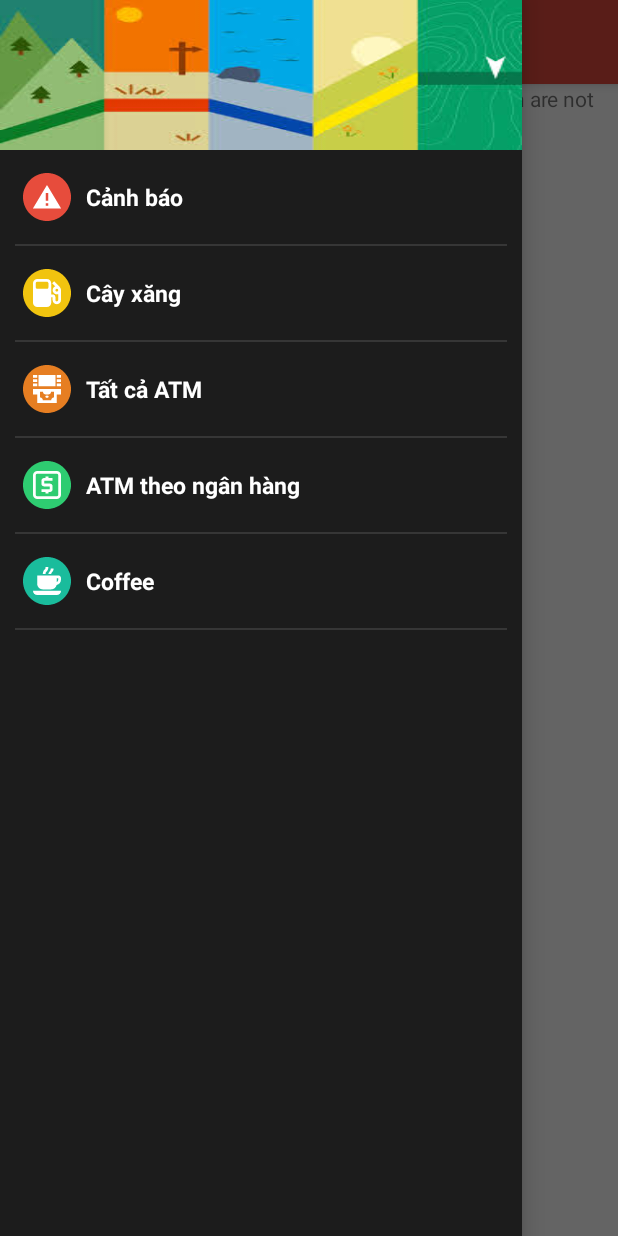
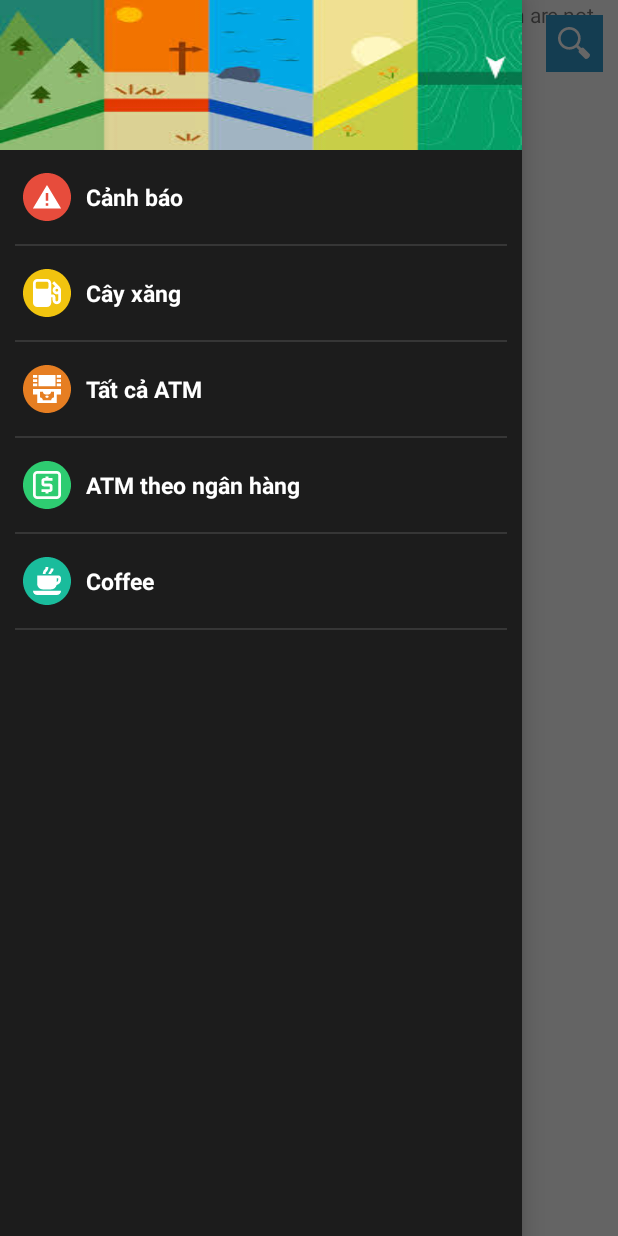
Before and after one commit to chiennv3190/ProjectGroup1, an Android app: the screen it shows after launch (MainActivity), with the side drawer open, on a phone screen of 412 x 824 dp. Run offline under Robolectric (Android 15) with nearby library versions, the phone set to English and light mode, and no system bars; 4 statements that could not run were skipped.

Commit message:
new update

```diff
--- a/app/src/main/java/com/example/chien/projectgroup1/MainActivity.java
+++ b/app/src/main/java/com/example/chien/projectgroup1/MainActivity.java
@@ -172,13 +172,6 @@ public class MainActivity extends AppCompatActivity
                 .findFragmentById(R.id.map);
         mapFragment.getMapAsync(this);
 
-//        DrawerLayout drawer = (DrawerLayout) findViewById(R.id.drawer_layout);
-//        ActionBarDrawerToggle toggle = new ActionBarDrawerToggle(
-//                this, drawer, toolbar, R.string.navigation_drawer_open, R.string.navigation_drawer_close);
-//        drawer.setDrawerListener(toggle);
-//        toggle.syncState();
-
-
         client = new GoogleApiClient.Builder(this).addApi(AppIndex.API).build();
 
         if (!DeviceInformationUltil.checkGPSEnable(this)) {
@@ -247,20 +240,7 @@ public class MainActivity extends AppCompatActivity
         int id = item.getItemId();
 
         if (id == R.id.mnSearch) {
-            try {
-                AutocompleteFilter typeFilter = new AutocompleteFilter.Builder()
-                        .setTypeFilter(AutocompleteFilter.TYPE_FILTER_REGIONS).setTypeFilter(AutocompleteFilter.TYPE_FILTER_GEOCODE)
-                        .build();
-                Intent intent =
-                        new PlaceAutocomplete.IntentBuilder(PlaceAutocomplete.MODE_FULLSCREEN)
-                                .setFilter(typeFilter)
-                                .build(this);
-                startActivityForResult(intent, PLACE_AUTOCOMPLETE_REQUEST_CODE);
-            } catch (GooglePlayServicesRepairableException e) {
-                // TODO: Handle the error.
-            } catch (GooglePlayServicesNotAvailableException e) {
-                // TODO: Handle the error.
-            }
+
             return true;
         }
 
@@ -272,7 +252,6 @@ public class MainActivity extends AppCompatActivity
         if (position == 0 && Common.checkButtonClick == false && DeviceInformationUltil.isNetworkConnected(this)) {
             Common.checkButtonClick = true;
             mMap.clear();
-            toolbar.setTitle("WARNING");
             Intent i = new Intent(MainActivity.this, WarningActivity.class);
             startActivity(i);
             drawerLayout.closeDrawer(nav_draw);
@@ -294,8 +273,6 @@ public class MainActivity extends AppCompatActivity
             dialogUltil.progressDialog(MainActivity.this, message);
 
             mMap.clear();
-            toolbar.setTitle("ATM");
-
             listATM = warningAPI.getAllATM();
             for (int i = 0; i < listATM.size(); i++) {
                 LatLng atm = new LatLng(listATM.get(i).getmLatATM(), listATM.get(i).getmLngATM());
@@ -306,7 +283,7 @@ public class MainActivity extends AppCompatActivity
         } else if (position == 3 && Common.checkButtonClick == false && DeviceInformationUltil.isNetworkConnected(this)) {
             message = "Loading Bank. Please wait...";
             dialogUltil.progressDialog(MainActivity.this, message);
-            toolbar.setTitle("ATM");
+
             listBank = warningAPI.getBank();
             dialogBank = new Dialog(MainActivity.this);
             dialogBank.requestWindowFeature(Window.FEATURE_NO_TITLE);
@@ -340,7 +317,6 @@ public class MainActivity extends AppCompatActivity
             String message = "Loading coffee. Please wait...";
             dialogUltil.progressDialog(MainActivity.this, message);
             mMap.clear();
-            toolbar.setTitle("Coffee");
 
             listCoffee = warningAPI.getCoffee();
             for (int i = 0; i < listCoffee.size(); i++) {
@@ -359,6 +335,22 @@ public class MainActivity extends AppCompatActivity
         drawerLayout.openDrawer(nav_draw);
     }
 
+    public void openSearch(View view) {
+        try {
+            AutocompleteFilter typeFilter = new AutocompleteFilter.Builder()
+                    .setTypeFilter(AutocompleteFilter.TYPE_FILTER_REGIONS).setTypeFilter(AutocompleteFilter.TYPE_FILTER_GEOCODE)
+                    .build();
+            Intent intent =
+                    new PlaceAutocomplete.IntentBuilder(PlaceAutocomplete.MODE_FULLSCREEN)
+                            .setFilter(typeFilter)
+                            .build(this);
+            startActivityForResult(intent, PLACE_AUTOCOMPLETE_REQUEST_CODE);
+        } catch (GooglePlayServicesRepairableException e) {
+            // TODO: Handle the error.
+        } catch (GooglePlayServicesNotAvailableException e) {
+            // TODO: Handle the error.
+        }
+    }
     //canh bao tac duong
 
     public void warningJam(View view) {
@@ -415,12 +407,6 @@ public class MainActivity extends AppCompatActivity
     public void onMapReady(GoogleMap googleMap) {
 
         mMap = googleMap;
-        if (ActivityCompat.checkSelfPermission(this, Manifest.permission.ACCESS_FINE_LOCATION) != PackageManager.PERMISSION_GRANTED && ActivityCompat.checkSelfPermission(this, Manifest.permission.ACCESS_COARSE_LOCATION) != PackageManager.PERMISSION_GRANTED) {
-            return;
-        }
-        mMap.setMyLocationEnabled(true);
-        mMap.getUiSettings().setZoomControlsEnabled(true);
-        mMap.getUiSettings().setZoomGesturesEnabled(true);
 
         mLocationProvider = new LocationProvider(this, this);
         mLocationProvider.connect();
@@ -615,8 +601,6 @@ public class MainActivity extends AppCompatActivity
     }
 
 
-
-
     private class DownloadTask extends AsyncTask<String, Void, String> {
         @Override
         protected String doInBackground(String... url) {
--- a/app/src/main/res/layout/activity_main.xml
+++ b/app/src/main/res/layout/activity_main.xml
@@ -13,7 +13,7 @@
         android:layout_height="match_parent">
 
         <include
-            layout="@layout/app_bar_main"
+            layout="@layout/content_main"
             android:layout_width="match_parent"
             android:layout_height="match_parent" />
     </RelativeLayout>
--- a/app/src/main/res/layout/content_main.xml
+++ b/app/src/main/res/layout/content_main.xml
@@ -15,22 +15,60 @@
         android:layout_width="match_parent"
         android:layout_height="match_parent"></fragment>
 
+    <LinearLayout
+        android:orientation="horizontal"
+        android:layout_width="38dp"
+        android:layout_height="38dp"
+        android:id="@+id/llmenu"
+        android:background="#3399CC"
+        android:gravity="center"
+        android:layout_marginLeft="10dp"
+        android:layout_marginTop="10dp"
+        android:onClick="openNav"
+        android:layout_alignParentRight="false">
+
+        <ImageView
+            android:layout_width="wrap_content"
+            android:layout_height="wrap_content"
+            android:src="@mipmap/menu"
+            android:onClick="openNav"/>
+    </LinearLayout>
+
+    <LinearLayout
+        android:orientation="horizontal"
+        android:layout_width="38dp"
+        android:layout_height="38dp"
+        android:background="#3399CC"
+        android:gravity="center"
+        android:layout_marginTop="10dp"
+        android:onClick="openSearch"
+        android:layout_alignParentRight="true"
+        android:layout_marginRight="10dp">
+
+        <ImageView
+            android:layout_width="wrap_content"
+            android:layout_height="wrap_content"
+            android:src="@mipmap/search"
+            android:onClick="openSearch"/>
+    </LinearLayout>
+
     <ImageView
         android:id="@+id/imgvJam"
         android:layout_width="50dp"
         android:layout_height="50dp"
         android:layout_marginLeft="10dp"
-        android:layout_marginTop="10dp"
         android:onClick="warningJam"
-        android:src="@drawable/btn_jam" />
+        android:src="@drawable/btn_jam"
+        android:layout_alignParentBottom="true"
+        android:layout_marginBottom="100dp" />
 
     <ImageView
         android:id="@+id/imgvAccident"
         android:layout_width="50dp"
         android:layout_height="50dp"
-        android:layout_below="@+id/imgvJam"
         android:layout_marginLeft="10dp"
-        android:layout_marginTop="10dp"
         android:onClick="warningAccident"
-        android:src="@drawable/btn_accident" />
+        android:src="@drawable/btn_accident"
+        android:layout_marginBottom="35dp"
+        android:layout_alignParentBottom="true" />
 </RelativeLayout>
```
Also changed, not shown: app/src/main/res/mipmap-hdpi/menu.png (added).
